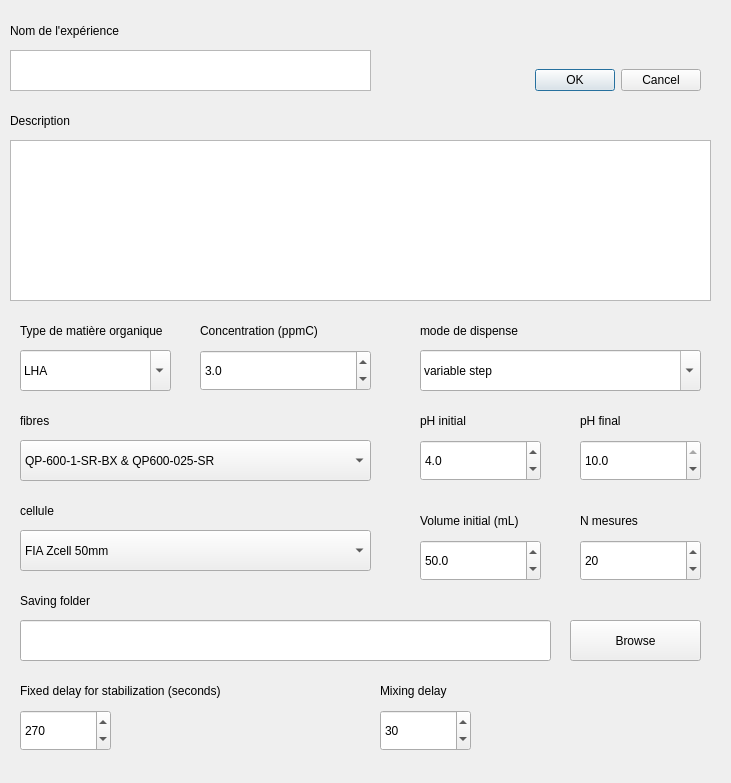
First picture: the form in ui_files/config_sequence.ui, repository laurentsiou1/dommino-app, before the edit.
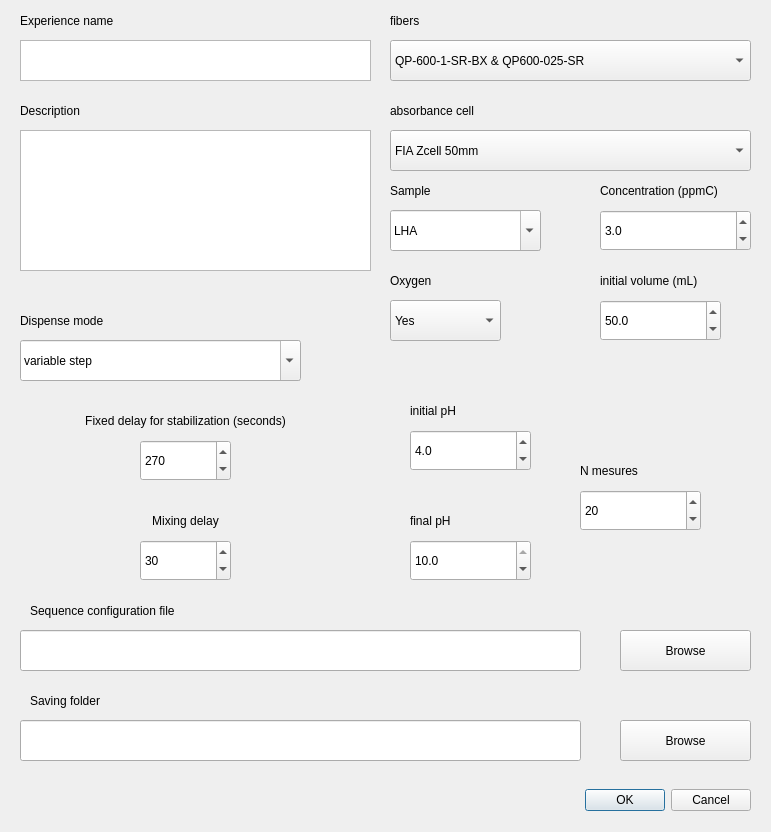
Second picture: the form after the edit.

Commit message: avancées sequence sur mesure

Patch:
```diff
--- a/ui_files/config_sequence.ui
+++ b/ui_files/config_sequence.ui
@@ -6,8 +6,8 @@
    <rect>
     <x>0</x>
     <y>0</y>
-    <width>731</width>
-    <height>783</height>
+    <width>771</width>
+    <height>832</height>
    </rect>
   </property>
   <property name="windowTitle">
@@ -16,8 +16,8 @@
   <widget class="QDialogButtonBox" name="dialogbox">
    <property name="geometry">
     <rect>
-     <x>390</x>
-     <y>50</y>
+     <x>440</x>
+     <y>770</y>
      <width>311</width>
      <height>61</height>
     </rect>
@@ -32,9 +32,9 @@
   <widget class="QPlainTextEdit" name="exp_name">
    <property name="geometry">
     <rect>
-     <x>10</x>
-     <y>50</y>
-     <width>361</width>
+     <x>20</x>
+     <y>40</y>
+     <width>351</width>
      <height>41</height>
     </rect>
    </property>
@@ -45,9 +45,9 @@
   <widget class="QComboBox" name="flowcell">
    <property name="geometry">
     <rect>
-     <x>20</x>
-     <y>530</y>
-     <width>351</width>
+     <x>390</x>
+     <y>130</y>
+     <width>361</width>
      <height>41</height>
     </rect>
    </property>
@@ -70,9 +70,9 @@
   <widget class="QComboBox" name="fibers">
    <property name="geometry">
     <rect>
-     <x>20</x>
-     <y>440</y>
-     <width>351</width>
+     <x>390</x>
+     <y>40</y>
+     <width>361</width>
      <height>41</height>
     </rect>
    </property>
@@ -95,34 +95,34 @@
   <widget class="QLabel" name="exp_name_label">
    <property name="geometry">
     <rect>
-     <x>10</x>
-     <y>10</y>
+     <x>20</x>
+     <y>0</y>
      <width>241</width>
      <height>41</height>
     </rect>
    </property>
    <property name="text">
-    <string>Nom de l'expérience</string>
+    <string>Experience name</string>
    </property>
   </widget>
   <widget class="QLabel" name="OM_type_label">
    <property name="geometry">
     <rect>
-     <x>20</x>
-     <y>310</y>
-     <width>161</width>
+     <x>390</x>
+     <y>170</y>
+     <width>151</width>
      <height>41</height>
     </rect>
    </property>
    <property name="text">
-    <string>Type de matière organique</string>
+    <string>Sample</string>
    </property>
   </widget>
   <widget class="QLabel" name="concentration_label">
    <property name="geometry">
     <rect>
-     <x>200</x>
-     <y>310</y>
+     <x>600</x>
+     <y>170</y>
      <width>151</width>
      <height>41</height>
     </rect>
@@ -134,8 +134,8 @@
   <widget class="QLabel" name="description_label">
    <property name="geometry">
     <rect>
-     <x>10</x>
-     <y>100</y>
+     <x>20</x>
+     <y>90</y>
      <width>181</width>
      <height>41</height>
     </rect>
@@ -147,10 +147,10 @@
   <widget class="QPlainTextEdit" name="description">
    <property name="geometry">
     <rect>
-     <x>10</x>
-     <y>140</y>
-     <width>701</width>
-     <height>161</height>
+     <x>20</x>
+     <y>130</y>
+     <width>351</width>
+     <height>141</height>
     </rect>
    </property>
    <property name="plainText">
@@ -160,8 +160,8 @@
   <widget class="QComboBox" name="OM_type">
    <property name="geometry">
     <rect>
-     <x>20</x>
-     <y>350</y>
+     <x>390</x>
+     <y>210</y>
      <width>151</width>
      <height>41</height>
     </rect>
@@ -189,9 +189,9 @@
   <widget class="QDoubleSpinBox" name="concentration">
    <property name="geometry">
     <rect>
-     <x>200</x>
-     <y>350</y>
-     <width>171</width>
+     <x>600</x>
+     <y>210</y>
+     <width>151</width>
      <height>41</height>
     </rect>
    </property>
@@ -211,34 +211,34 @@
   <widget class="QLabel" name="fibers_label">
    <property name="geometry">
     <rect>
-     <x>20</x>
-     <y>400</y>
+     <x>390</x>
+     <y>0</y>
      <width>351</width>
      <height>41</height>
     </rect>
    </property>
    <property name="text">
-    <string>fibres</string>
+    <string>fibers</string>
    </property>
   </widget>
   <widget class="QLabel" name="flowcell_label">
    <property name="geometry">
     <rect>
-     <x>20</x>
-     <y>490</y>
-     <width>351</width>
+     <x>390</x>
+     <y>90</y>
+     <width>361</width>
      <height>41</height>
     </rect>
    </property>
    <property name="text">
-    <string>cellule</string>
+    <string>absorbance cell</string>
    </property>
   </widget>
   <widget class="QSpinBox" name="Nmes">
    <property name="geometry">
     <rect>
      <x>580</x>
-     <y>540</y>
+     <y>490</y>
      <width>121</width>
      <height>41</height>
     </rect>
@@ -256,34 +256,34 @@
   <widget class="QLabel" name="pH_init_label">
    <property name="geometry">
     <rect>
-     <x>420</x>
-     <y>400</y>
+     <x>410</x>
+     <y>390</y>
      <width>111</width>
      <height>41</height>
     </rect>
    </property>
    <property name="text">
-    <string>pH initial</string>
+    <string>initial pH</string>
    </property>
   </widget>
   <widget class="QLabel" name="pH_fin_label">
    <property name="geometry">
     <rect>
-     <x>580</x>
-     <y>400</y>
+     <x>410</x>
+     <y>500</y>
      <width>121</width>
      <height>41</height>
     </rect>
    </property>
    <property name="text">
-    <string>pH final</string>
+    <string>final pH</string>
    </property>
   </widget>
   <widget class="QLabel" name="Nmes_label">
    <property name="geometry">
     <rect>
      <x>580</x>
-     <y>500</y>
+     <y>450</y>
      <width>121</width>
      <height>41</height>
     </rect>
@@ -295,8 +295,8 @@
   <widget class="QDoubleSpinBox" name="pH_init">
    <property name="geometry">
     <rect>
-     <x>420</x>
-     <y>440</y>
+     <x>410</x>
+     <y>430</y>
      <width>121</width>
      <height>41</height>
     </rect>
@@ -320,8 +320,8 @@
   <widget class="QDoubleSpinBox" name="pH_fin">
    <property name="geometry">
     <rect>
-     <x>580</x>
-     <y>440</y>
+     <x>410</x>
+     <y>540</y>
      <width>121</width>
      <height>41</height>
     </rect>
@@ -345,8 +345,8 @@
   <widget class="QComboBox" name="dispense_mode">
    <property name="geometry">
     <rect>
-     <x>420</x>
-     <y>350</y>
+     <x>20</x>
+     <y>340</y>
      <width>281</width>
      <height>41</height>
     </rect>
@@ -389,21 +389,21 @@
   <widget class="QLabel" name="dispense_mode_label">
    <property name="geometry">
     <rect>
-     <x>420</x>
-     <y>310</y>
+     <x>20</x>
+     <y>300</y>
      <width>261</width>
      <height>41</height>
     </rect>
    </property>
    <property name="text">
-    <string>mode de dispense</string>
+    <string>Dispense mode</string>
    </property>
   </widget>
   <widget class="QLabel" name="saving_folder_label">
    <property name="geometry">
     <rect>
-     <x>20</x>
-     <y>580</y>
+     <x>30</x>
+     <y>680</y>
      <width>351</width>
      <height>41</height>
     </rect>
@@ -415,8 +415,8 @@
   <widget class="QDoubleSpinBox" name="V0">
    <property name="geometry">
     <rect>
-     <x>420</x>
-     <y>540</y>
+     <x>600</x>
+     <y>300</y>
      <width>121</width>
      <height>41</height>
     </rect>
@@ -440,34 +440,37 @@
   <widget class="QLabel" name="V0_label">
    <property name="geometry">
     <rect>
-     <x>420</x>
-     <y>500</y>
+     <x>600</x>
+     <y>260</y>
      <width>121</width>
      <height>41</height>
     </rect>
    </property>
    <property name="text">
-    <string>Volume initial (mL)</string>
+    <string>initial volume (mL)</string>
    </property>
   </widget>
   <widget class="QLabel" name="fixed_delay_label">
    <property name="geometry">
     <rect>
-     <x>20</x>
-     <y>670</y>
-     <width>341</width>
+     <x>40</x>
+     <y>400</y>
+     <width>291</width>
      <height>41</height>
     </rect>
    </property>
    <property name="text">
     <string>Fixed delay for stabilization (seconds)</string>
    </property>
+   <property name="alignment">
+    <set>Qt::AlignCenter</set>
+   </property>
   </widget>
   <widget class="QSpinBox" name="fixed_delay_box">
    <property name="geometry">
     <rect>
-     <x>20</x>
-     <y>710</y>
+     <x>140</x>
+     <y>440</y>
      <width>91</width>
      <height>41</height>
     </rect>
@@ -482,21 +485,24 @@
   <widget class="QLabel" name="mixing_delay_label">
    <property name="geometry">
     <rect>
-     <x>380</x>
-     <y>670</y>
-     <width>201</width>
+     <x>100</x>
+     <y>500</y>
+     <width>171</width>
      <height>41</height>
     </rect>
    </property>
    <property name="text">
     <string>Mixing delay</string>
    </property>
+   <property name="alignment">
+    <set>Qt::AlignCenter</set>
+   </property>
   </widget>
   <widget class="QSpinBox" name="agitation_delay_box">
    <property name="geometry">
     <rect>
-     <x>380</x>
-     <y>710</y>
+     <x>140</x>
+     <y>540</y>
      <width>91</width>
      <height>41</height>
     </rect>
@@ -514,8 +520,8 @@
    </property>
    <property name="geometry">
     <rect>
-     <x>570</x>
-     <y>620</y>
+     <x>620</x>
+     <y>720</y>
      <width>131</width>
      <height>41</height>
     </rect>
@@ -534,12 +540,90 @@
    <property name="geometry">
     <rect>
      <x>20</x>
-     <y>620</y>
-     <width>531</width>
+     <y>720</y>
+     <width>561</width>
      <height>41</height>
     </rect>
    </property>
   </widget>
+  <widget class="QLineEdit" name="sequence_config_file">
+   <property name="geometry">
+    <rect>
+     <x>20</x>
+     <y>630</y>
+     <width>561</width>
+     <height>41</height>
+    </rect>
+   </property>
+  </widget>
+  <widget class="QToolButton" name="browse1">
+   <property name="enabled">
+    <bool>true</bool>
+   </property>
+   <property name="geometry">
+    <rect>
+     <x>620</x>
+     <y>630</y>
+     <width>131</width>
+     <height>41</height>
+    </rect>
+   </property>
+   <property name="text">
+    <string>Browse</string>
+   </property>
+   <property name="checkable">
+    <bool>false</bool>
+   </property>
+   <property name="autoRaise">
+    <bool>false</bool>
+   </property>
+  </widget>
+  <widget class="QLabel" name="sequence_config_label">
+   <property name="geometry">
+    <rect>
+     <x>30</x>
+     <y>590</y>
+     <width>351</width>
+     <height>41</height>
+    </rect>
+   </property>
+   <property name="text">
+    <string>Sequence configuration file</string>
+   </property>
+  </widget>
+  <widget class="QLabel" name="oxygen_label">
+   <property name="geometry">
+    <rect>
+     <x>390</x>
+     <y>260</y>
+     <width>111</width>
+     <height>41</height>
+    </rect>
+   </property>
+   <property name="text">
+    <string>Oxygen</string>
+   </property>
+  </widget>
+  <widget class="QComboBox" name="oxygen_box">
+   <property name="geometry">
+    <rect>
+     <x>390</x>
+     <y>300</y>
+     <width>111</width>
+     <height>41</height>
+    </rect>
+   </property>
+   <item>
+    <property name="text">
+     <string>Yes</string>
+    </property>
+   </item>
+   <item>
+    <property name="text">
+     <string>No</string>
+    </property>
+   </item>
+  </widget>
  </widget>
  <resources/>
  <connections>
```
The commit also changes 38 other files.
